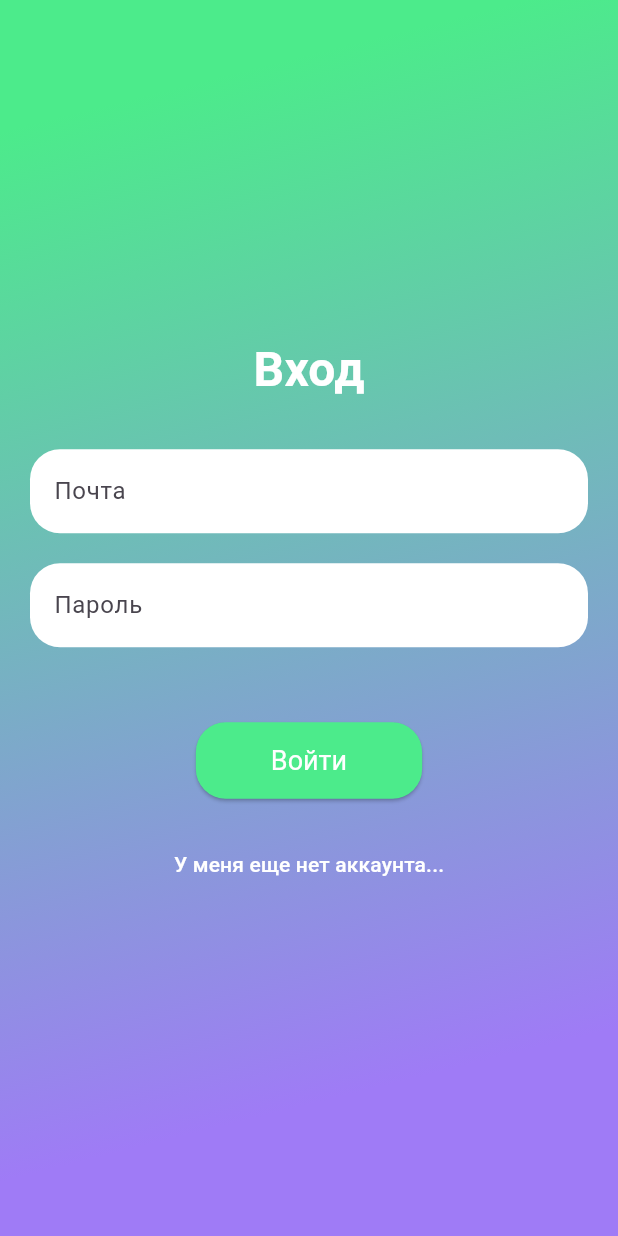
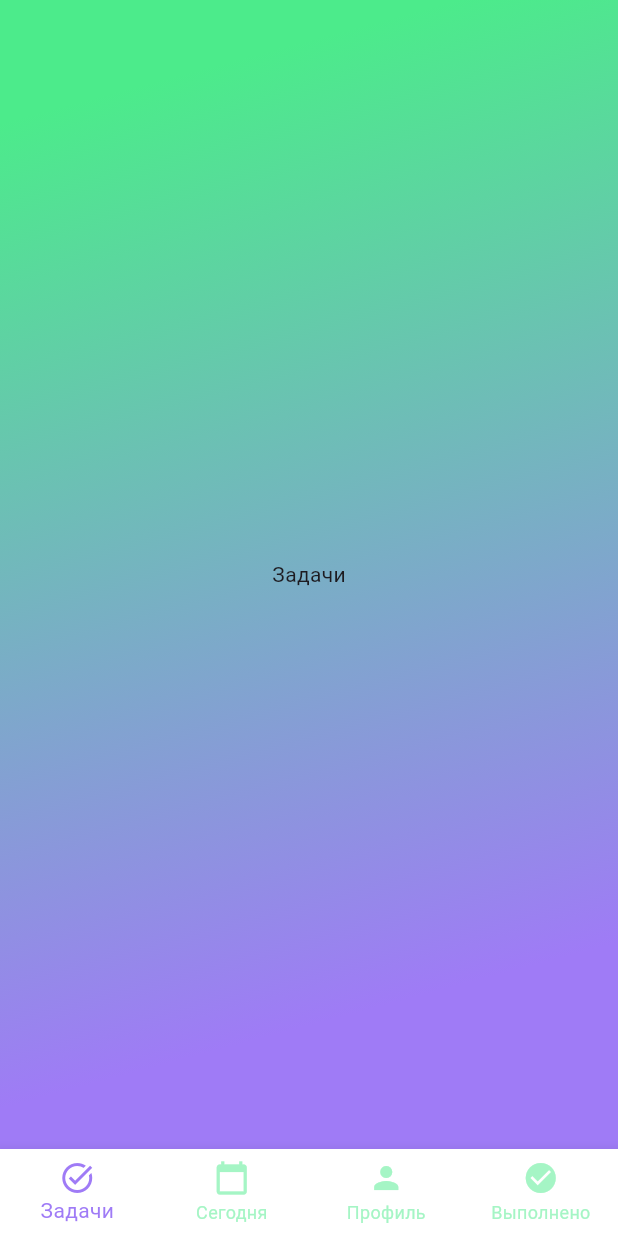
Before and after one commit to alex1261bat/zc_dodiddone, a Flutter app: the screen it shows after launch, after a tap on "Войти", on a phone screen of 412 x 824 dp. Run offline on Flutter 3.47's test engine with Material 3 defaults, Android fonts, the phone set to English and light mode, and no system bars.

Commit message:
main page

```diff
--- a/lib/pages/login_page.dart
+++ b/lib/pages/login_page.dart
@@ -1,5 +1,6 @@
 import 'package:flutter/material.dart';
 import '../theme/theme.dart';
+import 'main_page.dart';
 
 class LoginPage extends StatefulWidget {
   const LoginPage({Key? key}) : super(key: key);
@@ -91,7 +92,10 @@ class _LoginPageState extends State<LoginPage> {
               // Кнопка "Войти"
               ElevatedButton(
                 onPressed: () {
-                  // Обработка входа
+                  Navigator.pushReplacement(
+                      context,
+                      MaterialPageRoute(
+                          builder: (context) => const MainPage()));
                 },
                 style: ElevatedButton.styleFrom(
                   backgroundColor: !isLogin
--- /dev/null
+++ b/lib/pages/main_page.dart
@@ -0,0 +1,82 @@
+import 'package:flutter/material.dart';
+import '../theme/theme.dart';
+
+class MainPage extends StatefulWidget {
+  const MainPage({Key? key}) : super(key: key);
+
+  @override
+  State<MainPage> createState() => _MainPageState();
+}
+
+class _MainPageState extends State<MainPage> {
+  int _selectedIndex = 0;
+
+  static const List<Widget> _widgetOptions = <Widget>[
+    Text('Задачи'),
+    Text('Сегодня'),
+    Text('Профиль'),
+    Text('Выполнено'),
+  ];
+
+  void _onItemTapped(int index) {
+    setState(() {
+      _selectedIndex = index;
+    });
+  }
+
+  @override
+  Widget build(BuildContext context) {
+    return Scaffold(
+      extendBodyBehindAppBar: true,
+      appBar: AppBar(
+        backgroundColor: Colors.transparent,
+        elevation: 0, // Убираем тень
+      ),
+      body: Container(
+        decoration: BoxDecoration(
+          gradient: LinearGradient(
+            begin: Alignment.topLeft,
+            end: Alignment.bottomCenter,
+            colors: [
+              DoDidDoneTheme.lightTheme.colorScheme.secondary,
+              DoDidDoneTheme.lightTheme.colorScheme.primary,
+            ],
+            stops: const [0.1, 0.9], // Основной цвет занимает 90%
+          ),
+        ),
+        child: Center(
+          child: _widgetOptions.elementAt(_selectedIndex),
+        ),
+      ),
+      bottomNavigationBar: BottomNavigationBar(
+        items: const <BottomNavigationBarItem>[
+          BottomNavigationBarItem(
+            icon: Icon(Icons.task_alt),
+            label: 'Задачи',
+          ),
+          BottomNavigationBarItem(
+            icon: Icon(Icons.calendar_today),
+            label: 'Сегодня',
+          ),
+          BottomNavigationBarItem(
+            icon: Icon(Icons.person),
+            label: 'Профиль',
+          ),
+          BottomNavigationBarItem(
+            icon: Icon(Icons.check_circle),
+            label: 'Выполнено',
+          ),
+        ],
+        currentIndex: _selectedIndex,
+        onTap: _onItemTapped,
+        backgroundColor: Colors.white, // Цвет фона
+        // Добавляем тему для BottomNavigationBar
+        type: BottomNavigationBarType.fixed,
+        // Устанавливаем цвет иконок в основной цвет
+        // Используем Theme.of(context).colorScheme.primary для получения основного цвета
+        // из текущей темы приложения
+        fixedColor: Theme.of(context).colorScheme.primary,
+      ),
+    );
+  }
+}
--- a/lib/theme/theme.dart
+++ b/lib/theme/theme.dart
@@ -17,5 +17,13 @@ class DoDidDoneTheme {
         ),
       ),
     ),
+    bottomNavigationBarTheme: BottomNavigationBarThemeData(
+      selectedItemColor: const Color(0xFF9f7bf6), // Цвет выбранной иконки
+      unselectedItemColor:
+          const Color(0xFF4ceb8b).withOpacity(0.5), // Цвет невыбранной иконки
+      backgroundColor: Colors.transparent, // Прозрачный фон
+      // Убираем тень
+      // Добавляем тему для BottomNavigationBar
+    ),
   );
 }
```
